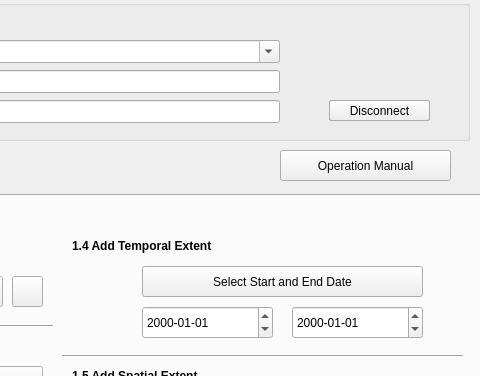
The window that openeo_connector_dialog_base.ui (Open-EO/openeo-qgis-plugin) describes before a commit, drawn with Qt 5; both pictures show x 370 to 850 and y 0 to 376 of the 850 by 750 pixel window.
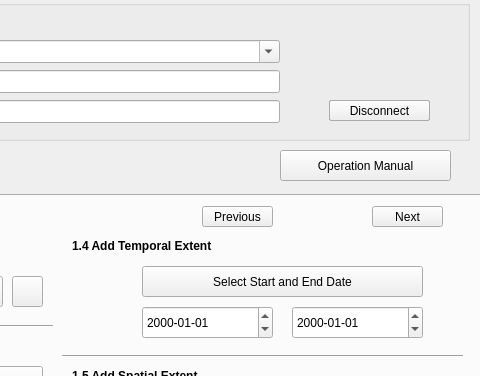
The same window after the commit. Icons and pictures are not drawn.

```diff
--- a/openeo_connector_dialog_base.ui
+++ b/openeo_connector_dialog_base.ui
@@ -769,6 +769,45 @@
       <string>Select all bands</string>
      </property>
     </widget>
+    <widget class="QLabel" name="label_12">
+     <property name="geometry">
+      <rect>
+       <x>660</x>
+       <y>10</y>
+       <width>71</width>
+       <height>21</height>
+      </rect>
+     </property>
+     <property name="text">
+      <string>&lt;html&gt;&lt;head/&gt;&lt;body&gt;&lt;p&gt;&lt;br/&gt;&lt;/p&gt;&lt;/body&gt;&lt;/html&gt;</string>
+     </property>
+    </widget>
+    <widget class="QPushButton" name="nextButton">
+     <property name="geometry">
+      <rect>
+       <x>740</x>
+       <y>10</y>
+       <width>71</width>
+       <height>21</height>
+      </rect>
+     </property>
+     <property name="text">
+      <string>Next</string>
+     </property>
+    </widget>
+    <widget class="QPushButton" name="previousButton">
+     <property name="geometry">
+      <rect>
+       <x>570</x>
+       <y>10</y>
+       <width>71</width>
+       <height>21</height>
+      </rect>
+     </property>
+     <property name="text">
+      <string>Previous</string>
+     </property>
+    </widget>
     <zorder>processgraphBands</zorder>
     <zorder>multipleBandBtn</zorder>
     <zorder>moveButton</zorder>
```
Left out of the diff: 5 changed lines with no effect on the pictures.
